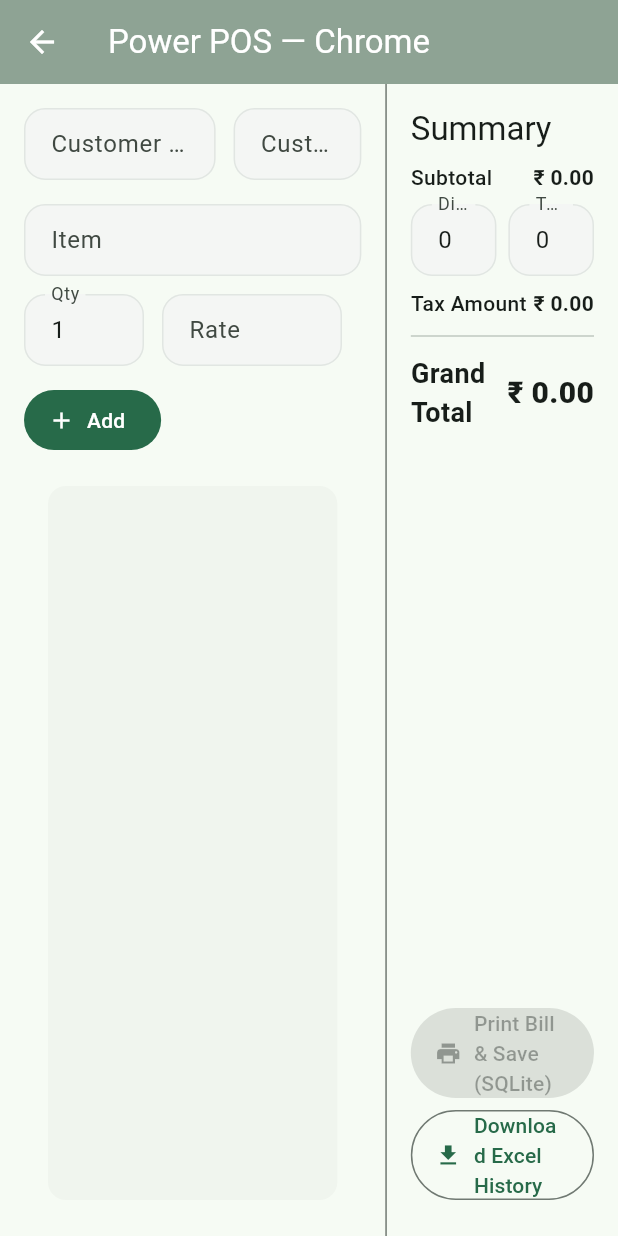
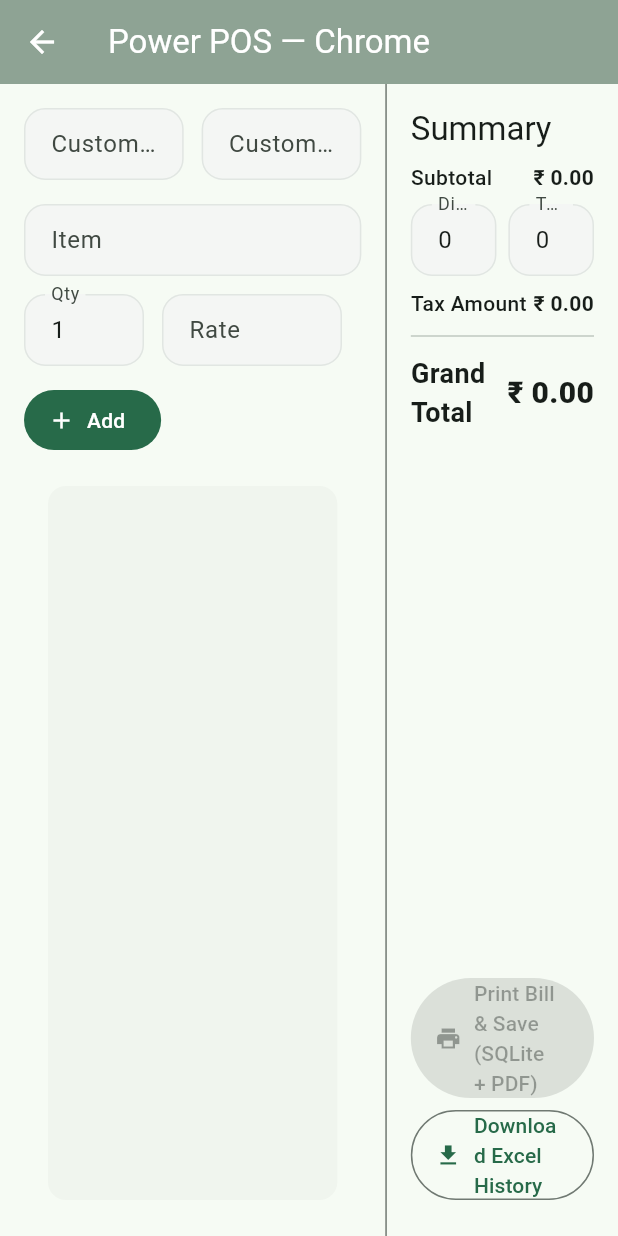
Before and after one commit to sandeepmaxpayne/Power_House_Billing_App, a Flutter app: the WebPosScreen screen opened by its route, on a phone screen of 412 x 824 dp. Run offline on Flutter 3.47's test engine with Material 3 defaults, Android fonts, the light colour scheme and no system bars; our stand-ins replace google_fonts, pdf, printing, shared_preferences, sqflite, sqflite_common_ffi and 1 more; missing offline and left inert: dart:html, excel, file_saver; accounts and stored records are empty.

Commit message:
added fonts and phone validaiton

```diff
--- a/lib/screens/web_pos_screen.dart
+++ b/lib/screens/web_pos_screen.dart
@@ -1,7 +1,8 @@
-// lib/screens/web_pos_screen.dart
-
+import 'package:file_saver/file_saver.dart';
 import 'package:flutter/foundation.dart';
 import 'package:flutter/material.dart';
+import 'package:flutter/services.dart';
+import 'package:google_fonts/google_fonts.dart';
 import 'package:intl/intl.dart';
 import 'package:pdf/pdf.dart';
 import 'package:pdf/widgets.dart' as pw;
@@ -65,16 +66,20 @@
 }
 
 class _WebPosScreenState extends State<WebPosScreen> {
-  // NEW: customer fields
+  // Customer fields
   final _customerNameCtrl = TextEditingController();
   final _customerPhoneCtrl = TextEditingController();
 
+  // Item fields
   final _nameCtrl = TextEditingController();
   final _qtyCtrl = TextEditingController(text: '1');
   final _rateCtrl = TextEditingController();
 
+  // Summary fields
   final _discountCtrl = TextEditingController(text: '0');
   final _taxPctCtrl = TextEditingController(text: '0');
+
+  final _formKey = GlobalKey<FormState>();
 
   final List<PosItem> _items = [];
   int _invoiceCounter = 1;
@@ -136,8 +141,16 @@
     });
   }
 
-  /// Save invoice & items to SQLite + print PDF
+  /// Save invoice & items to SQLite + save PDF + print
   Future<void> _printAndSave() async {
+    // Validate phone + other form validators
+    if (!_formKey.currentState!.validate()) {
+      ScaffoldMessenger.of(context).showSnackBar(
+        const SnackBar(content: Text('Please fix validation errors.')),
+      );
+      return;
+    }
+
     if (_items.isEmpty) return;
 
     final now = DateTime.now();
@@ -148,7 +161,7 @@
     final customerName = _customerNameCtrl.text.trim();
     final customerPhone = _customerPhoneCtrl.text.trim();
 
-    // 1) Save to SQLite (schema unchanged – customer fields not stored yet)
+    // 1) Save to SQLite
     await BillingDb.instance.insertInvoiceWithLines(
       invoiceNo: invoiceNo,
       date: now,
@@ -165,9 +178,10 @@
             rate: it.rate,
             amount: it.amount,
           ),
-        ]);
+      ],
+    );
 
-    // 2) Build & print PDF
+    // 2) Build PDF
     final pdfBytes = await _buildPdf(
       invoiceNo: invoiceNo,
       date: now,
@@ -181,29 +195,38 @@
       customerPhone: customerPhone,
     );
 
+    // 2a) Save PDF as <invoiceNo>.pdf (web uses FileSaver)
+    if (kIsWeb) {
+      await FileSaver.instance.saveFile(
+        name: invoiceNo,
+        bytes: pdfBytes,
+        fileExtension: 'pdf',
+        mimeType: MimeType.pdf,
+      );
+    }
+
+    // 2b) Print (Chrome print dialog – user can also Save as PDF there)
     final copies = kPrintTwoCopies ? 2 : 1;
     for (int i = 0; i < copies; i++) {
       await Printing.layoutPdf(onLayout: (format) async => pdfBytes);
     }
 
-    // RESET after print
+    // 3) Reset state
     setState(() {
       _invoiceCounter++;
       _items.clear();
-      _nameCtrl.clear();
-      _qtyCtrl.text = '1';
-      _rateCtrl.clear();
+      _customerNameCtrl.clear();
+      _customerPhoneCtrl.clear();
       _discountCtrl.text = '0';
       _taxPctCtrl.text = '0';
-      _customerNameCtrl.clear();
-      _customerPhoneCtrl.clear();
     });
     await _saveCounter();
 
     if (mounted) {
       ScaffoldMessenger.of(context).showSnackBar(
         const SnackBar(
-          content: Text('Bill printed & stored in local history.'),
+          content:
+              Text('Bill printed, saved as PDF & stored in local history.'),
         ),
       );
     }
@@ -239,8 +262,25 @@
     required String customerName,
     required String customerPhone,
   }) async {
-    final doc = pw.Document();
+    // Load Roboto from assets (supports ₹). Make sure paths match pubspec.yaml.
+    final robotoRegular = pw.Font.ttf(
+      await rootBundle.load('fonts/Roboto-Regular.ttf'),
+    );
+    final robotoBold = pw.Font.ttf(
+      await rootBundle.load('fonts/Roboto-Bold.ttf'),
+    );
+
+    final doc = pw.Document(
+      theme: pw.ThemeData.withFont(
+        base: robotoRegular,
+        bold: robotoBold,
+      ),
+    );
+
     final dateStr = DateFormat('dd/MM/yyyy').format(date);
+
+    final billedName = customerName.isEmpty ? 'Cash Customer' : customerName;
+    final billedPhone = customerPhone;
 
     doc.addPage(
       pw.MultiPage(
@@ -296,7 +336,7 @@
           ),
           pw.SizedBox(height: 16),
 
-          // BILLED TO (uses customer name + phone)
+          // BILLED TO
           pw.Container(
             decoration: pw.BoxDecoration(
               border: pw.Border.all(color: PdfColors.grey400),
@@ -317,10 +357,9 @@
                         ),
                       ),
                       pw.SizedBox(height: 4),
-                      pw.Text(
-                        customerName.isEmpty ? 'Cash Customer' : customerName,
-                      ),
-                      if (customerPhone.isNotEmpty) pw.Text(customerPhone),
+                      pw.Text(billedName),
+                      if (billedPhone.isNotEmpty)
+                        pw.Text('Phone: $billedPhone'),
                     ],
                   ),
                 ),
@@ -362,7 +401,7 @@
               fontSize: 10,
             ),
             cellStyle: const pw.TextStyle(fontSize: 9),
-            headerDecoration: const pw.BoxDecoration(
+            headerDecoration: pw.BoxDecoration(
               color: PdfColor.fromInt(0xFFE0E0E0),
             ),
             cellAlignment: pw.Alignment.centerLeft,
@@ -437,7 +476,7 @@
                     pw.SizedBox(height: 32),
                     pw.Text(
                       'Authorised Signatory',
-                      style: pw.TextStyle(fontSize: 10),
+                      style: const pw.TextStyle(fontSize: 10),
                     ),
                     pw.Text(
                       '(Digitally Signed)',
@@ -515,9 +554,11 @@
         backgroundColor: seed,
         foregroundColor: Colors.white,
       ),
-      body: Row(
+      body: Form(
+        key: _formKey,
+        child: Row(
           children: [
-          // LEFT: Item entry
+            // LEFT: Customer + Item entry
             Expanded(
               flex: 5,
               child: Padding(
@@ -525,11 +566,10 @@
                 child: Column(
                   crossAxisAlignment: CrossAxisAlignment.start,
                   children: [
-                  // NEW: customer fields row
+                    // Customer fields
                     Row(
                       children: [
                         Expanded(
-                        flex: 3,
                           child: _field(
                             'Customer Name',
                             _customerNameCtrl,
@@ -538,12 +578,30 @@
                         ),
                         const SizedBox(width: 12),
                         Expanded(
-                        flex: 2,
-                        child: _field(
-                          'Customer Phone',
-                          _customerPhoneCtrl,
+                          child: SizedBox(
+                            width: 260,
+                            child: TextFormField(
+                              controller: _customerPhoneCtrl,
                               keyboardType: TextInputType.phone,
                               textInputAction: TextInputAction.next,
+                              maxLength: 10,
+                              style: GoogleFonts.roboto(),
+                              decoration: const InputDecoration(
+                                counterText: "",
+                                labelText: 'Customer Phone',
+                                border: OutlineInputBorder(),
+                                filled: true,
+                                fillColor: Color(0xFFF4F6F4),
+                              ),
+                              validator: (value) {
+                                final v = value?.trim() ?? '';
+                                if (v.isEmpty) return null; // optional
+                                if (!RegExp(r'^[0-9]{10}$').hasMatch(v)) {
+                                  return 'Enter a valid 10-digit number';
+                                }
+                                return null;
+                              },
+                            ),
                           ),
                         ),
                       ],
@@ -676,7 +734,7 @@
                     FilledButton.icon(
                       onPressed: _items.isEmpty ? null : _printAndSave,
                       icon: const Icon(Icons.print),
-                    label: const Text('Print Bill & Save (SQLite)'),
+                      label: const Text('Print Bill & Save (SQLite + PDF)'),
                     ),
                     const SizedBox(height: 8),
                     OutlinedButton.icon(
@@ -688,7 +746,7 @@
                     if (kIsWeb)
                       const Text(
                         'Running in Chrome/Web mode.\n'
-                      'History is stored in local SQLite; Excel is generated from it.',
+                        'History is stored in local SQLite; Excel & PDFs are generated from it.',
                         textAlign: TextAlign.center,
                         style: TextStyle(fontSize: 12),
                       ),
@@ -697,6 +755,7 @@
               ),
             ),
           ],
+        ),
       ),
     );
   }
@@ -716,12 +775,11 @@
         keyboardType: keyboardType,
         textInputAction: textInputAction,
         onChanged: onChanged,
-        decoration: InputDecoration(
-          labelText: label,
-          border: const OutlineInputBorder(),
+        decoration: const InputDecoration(
+          border: OutlineInputBorder(),
           filled: true,
-          fillColor: const Color(0xFFF4F6F4),
-        ),
+          fillColor: Color(0xFFF4F6F4),
+        ).copyWith(labelText: label),
         onSubmitted: (_) {
           if (label == 'Rate') _addItem();
         },
--- a/pubspec.yaml
+++ b/pubspec.yaml
@@ -1,4 +1,3 @@
-
 name: power_house_billing_app
 description: Flutter invoice app with local SQLite CRUD and PDF export/print
 publish_to: 'none'
@@ -24,3 +23,7 @@
 
 flutter:
   uses-material-design: true
+
+assets:
+  - fonts/Roboto-Regular.ttf
+  - fonts/Roboto-Bold.ttf
```
Also changed, not shown: assets/fonts/Roboto-Bold.ttf (added), assets/fonts/Roboto-Regular.ttf (added). Lines whose indentation alone changed are shown as unchanged.
